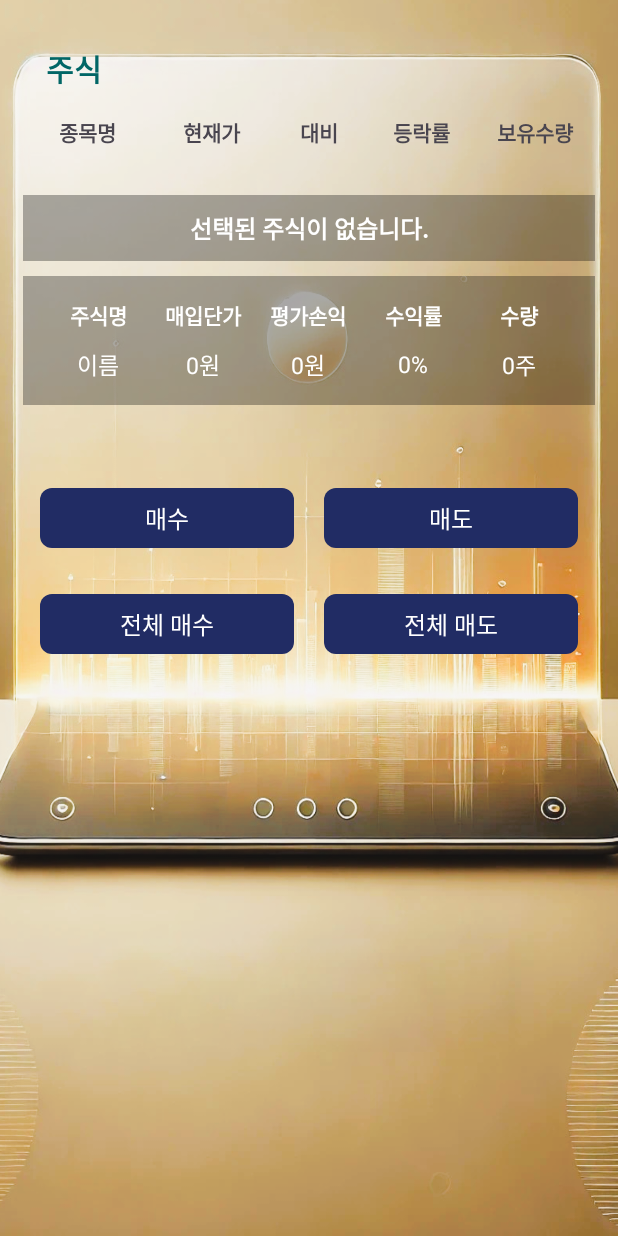
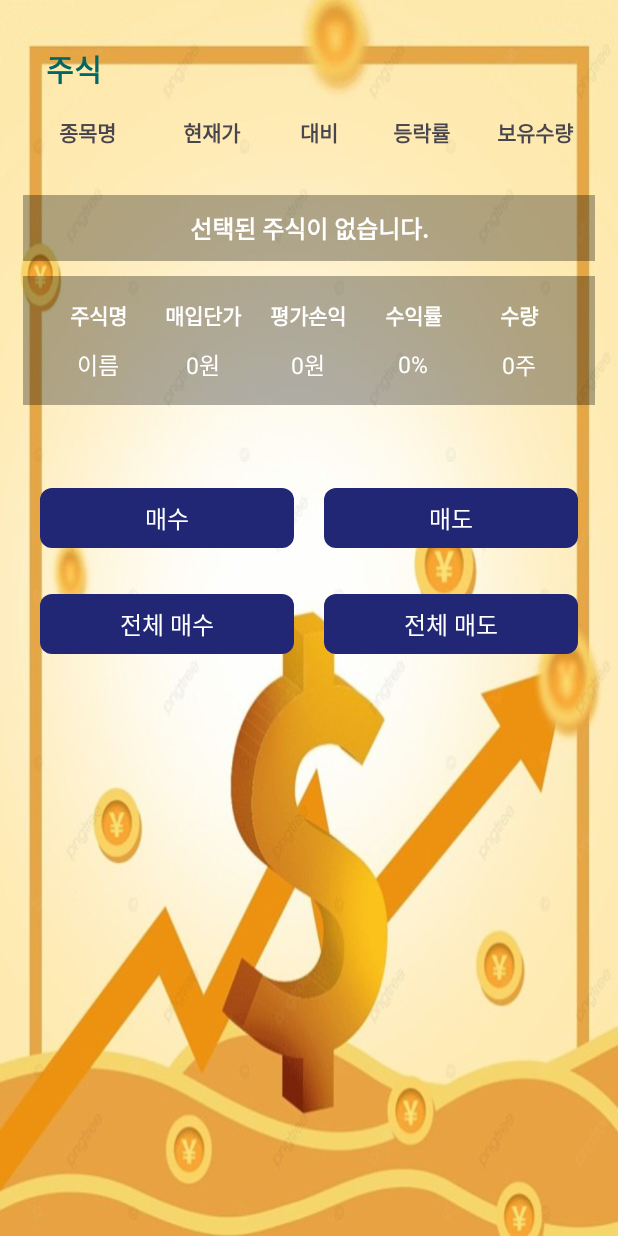
Before and after one commit to limsemin1234/project20, an Android app: the layout fragment_stock.xml on its own in the app's theme, with its tools: preview values and no code run, on a phone screen of 412 x 824 dp. Run offline under Robolectric (Android 15) with nearby library versions, the phone set to English and light mode, and no system bars.

```diff
--- a/app/src/main/java/com/example/p20/AlbaFragment.kt
+++ b/app/src/main/java/com/example/p20/AlbaFragment.kt
@@ -81,8 +81,8 @@ class AlbaFragment : Fragment() {
     private fun showRewardAnimation(x: Int, y: Int, reward: Long) {
         val rewardTextView = TextView(requireContext()).apply {
             text = "+${"%,d".format(reward)}원"
-            textSize = 18f
-            setTypeface(null, Typeface.BOLD)
+            textSize = 22f
+            //setTypeface(null, Typeface.BOLD)
             setTextColor(resources.getColor(R.color.reward_text, null))
             setShadowLayer(5f, 2f, 2f, android.graphics.Color.BLACK)
             setPadding(10, 10, 10, 10)
--- a/app/src/main/res/layout/fragment_real_estate.xml
+++ b/app/src/main/res/layout/fragment_real_estate.xml
@@ -86,14 +86,14 @@
             android:id="@+id/buyRealEstateButton"
             android:layout_width="wrap_content"
             android:layout_height="wrap_content"
-            android:text="매수"
+            android:text="구매"
             android:layout_marginEnd="8dp"/>
 
         <Button
             android:id="@+id/sellRealEstateButton"
             android:layout_width="wrap_content"
             android:layout_height="wrap_content"
-            android:text="매도"
+            android:text="판매"
             android:layout_marginStart="8dp"/>
     </LinearLayout>
 
--- a/app/src/main/res/layout/fragment_stock.xml
+++ b/app/src/main/res/layout/fragment_stock.xml
@@ -3,7 +3,7 @@
     android:layout_width="match_parent"
     android:layout_height="match_parent"
     android:orientation="vertical"
-    android:background="@drawable/stock5"
+    android:background="@drawable/stock0"
     android:padding="15dp">
 
     <!-- 주식 목록 텍스트 -->
@@ -244,7 +244,7 @@
 
         <Button
             android:id="@+id/buyButton"
-            android:layout_width="match_parent"
+            android:layout_width="wrap_content"
             android:layout_height="wrap_content"
             android:layout_weight="1"
             android:layout_margin="10dp"
@@ -253,7 +253,7 @@
 
         <Button
             android:id="@+id/sellButton"
-            android:layout_width="match_parent"
+            android:layout_width="wrap_content"
             android:layout_height="wrap_content"
             android:layout_weight="1"
             android:layout_margin="10dp"
@@ -271,7 +271,7 @@
 
         <Button
             android:id="@+id/buyAllButton"
-            android:layout_width="match_parent"
+            android:layout_width="wrap_content"
             android:layout_height="wrap_content"
             android:layout_weight="1"
             android:layout_margin="10dp"
@@ -280,7 +280,7 @@
 
         <Button
             android:id="@+id/sellAllButton"
-            android:layout_width="match_parent"
+            android:layout_width="wrap_content"
             android:layout_height="wrap_content"
             android:layout_weight="1"
             android:layout_margin="10dp"
--- a/app/src/main/res/values/colors.xml
+++ b/app/src/main/res/values/colors.xml
@@ -4,9 +4,9 @@
     <color name="white">#FFFFFFFF</color>
     <color name="red">#FF5733</color> <!-- 예: 오를 때 (빨간색) -->
     <color name="blue">#3385FF</color> <!-- 예: 내릴 때 (파란색) -->
-    <color name="button_color">#212C64</color>
+    <color name="button_color">#212675</color>
     <color name="button_pressed">#00BCD4</color>
-    <color name="reward_text">#F62516</color>
+    <color name="reward_text">#F61403</color>
     <color name="gray">#E0E0E0</color>
     <color name="purple_500">#6200EE</color>
     <color name="purple_700">#3700B3</color>
```
